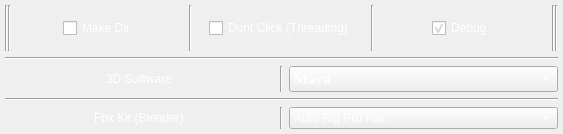
This is src/fbxoptions.ui in leetdvn/LeeAutoExportFBX as Qt 5 draws it before an edit. The edited form follows.
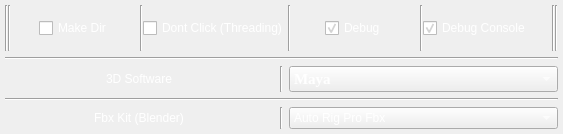
This is the edited form.

Patch:
```diff
--- a/src/fbxoptions.ui
+++ b/src/fbxoptions.ui
@@ -152,6 +152,27 @@
            </property>
           </widget>
          </item>
+         <item>
+          <widget class="Line" name="line_7">
+           <property name="orientation">
+            <enum>Qt::Orientation::Vertical</enum>
+           </property>
+          </widget>
+         </item>
+         <item>
+          <widget class="QCheckBox" name="DebugConsole">
+           <property name="styleSheet">
+            <string notr="true">font: 700 11pt &quot;Times New Roman&quot;;
+color:rgb(255, 255, 255);</string>
+           </property>
+           <property name="text">
+            <string>Debug Console</string>
+           </property>
+           <property name="checked">
+            <bool>true</bool>
+           </property>
+          </widget>
+         </item>
          <item>
           <widget class="Line" name="line_11">
            <property name="orientation">
```
